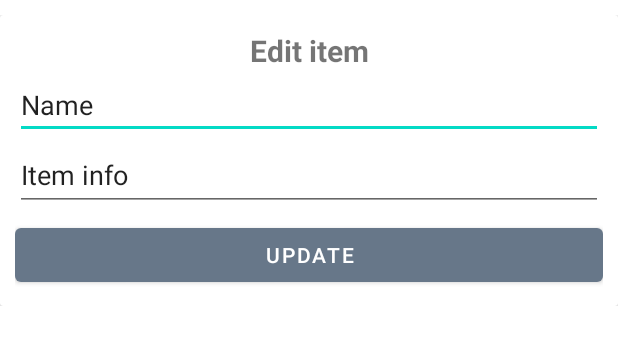
After one commit to poohxx/NoteList, an Android app: the layout edit_list_item_dialog.xml on its own in the app's theme, with its tools: preview values and no code run, on a phone screen of 412 x 824 dp. The commit adds this screen. Shown: the top 345 px of the screen. Run offline under Robolectric (Android 15) with nearby library versions, the phone set to English and light mode, and no system bars.

```diff
--- /dev/null
+++ b/app/src/main/res/layout/edit_list_item_dialog.xml
@@ -0,0 +1,60 @@
+<?xml version="1.0" encoding="utf-8"?>
+<androidx.constraintlayout.widget.ConstraintLayout xmlns:android="http://schemas.android.com/apk/res/android"
+    xmlns:app="http://schemas.android.com/apk/res-auto"
+    xmlns:tools="http://schemas.android.com/tools"
+    android:layout_width="match_parent"
+    android:layout_height="wrap_content"
+    android:layout_marginTop="10dp">
+
+    <androidx.cardview.widget.CardView
+        android:layout_width="match_parent"
+        android:layout_height="wrap_content"
+        app:layout_constraintBottom_toBottomOf="parent"
+        app:layout_constraintEnd_toEndOf="parent"
+        app:layout_constraintStart_toStartOf="parent"
+        app:layout_constraintTop_toTopOf="parent"
+        tools:ignore="MissingConstraints">
+
+        <LinearLayout
+            android:layout_width="match_parent"
+            android:layout_height="match_parent"
+            android:layout_margin="10dp"
+            android:orientation="vertical">
+
+            <TextView
+                android:id="@+id/tvTitle"
+                android:layout_width="match_parent"
+                android:layout_height="wrap_content"
+                android:gravity="center_horizontal"
+                android:shadowColor="@color/black"
+                android:text="@string/edit_list_item"
+                android:textSize="20sp"
+                android:textStyle="bold" />
+
+            <EditText
+                android:id="@+id/edNameItem"
+                android:layout_width="match_parent"
+                android:layout_height="wrap_content"
+                android:ems="10"
+                android:inputType="textPersonName"
+                android:text="@string/name_item"
+                tools:ignore="TouchTargetSizeCheck" />
+
+            <EditText
+                android:id="@+id/editInfoItem"
+                android:layout_width="match_parent"
+                android:layout_height="wrap_content"
+                android:ems="10"
+                android:inputType="textPersonName"
+                android:minHeight="48dp"
+                android:text="@string/item_info" />
+
+            <Button
+                android:id="@+id/btn_update_item"
+                android:layout_width="match_parent"
+                android:layout_height="wrap_content"
+                android:layout_marginTop="5dp"
+                android:text="@string/update_item_info" />
+        </LinearLayout>
+    </androidx.cardview.widget.CardView>
+</androidx.constraintlayout.widget.ConstraintLayout>
--- a/app/src/main/res/layout/name_list_item.xml
+++ b/app/src/main/res/layout/name_list_item.xml
@@ -76,6 +76,7 @@
         tools:ignore="SpeakableTextPresentCheck" />
 
     <androidx.cardview.widget.CardView
+        android:id="@+id/counterCard"
         android:layout_width="wrap_content"
         android:layout_height="0dp"
         android:layout_marginTop="6dp"
--- a/app/src/main/res/values/colors.xml
+++ b/app/src/main/res/values/colors.xml
@@ -18,5 +18,6 @@
     <color name="grey_main">#677789</color>
     <color name="grey_main_dark">#424343</color>
     <color name="grey_light">#B9BDBD</color>
-
+    <color name="red_main">#DD0424</color>
+    <color name="green_main">#0E7A12</color>
 </resources>
```
Also changed, not shown: app/src/main/java/com/poohxx/notelist/activities/TaskListActivity.kt (+16 -0 lines), app/src/main/java/com/poohxx/notelist/db/TaskNameAdapter.kt (+26 -1 lines), app/src/main/java/com/poohxx/notelist/dialogs/EditListItemDialog.kt (added, +45 -0 lines), app/src/main/java/com/poohxx/notelist/utils/ShareHelper.kt (added, +26 -0 lines), app/src/main/res/drawable/ic_cancel.xml (added, +10 -0 lines).
